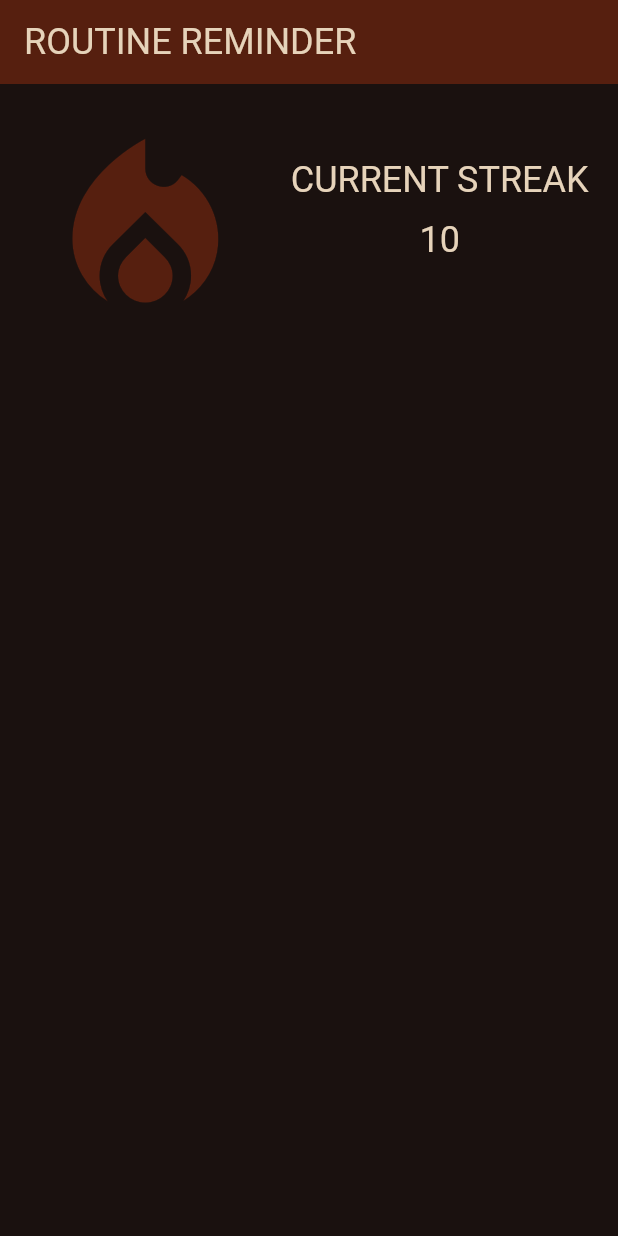
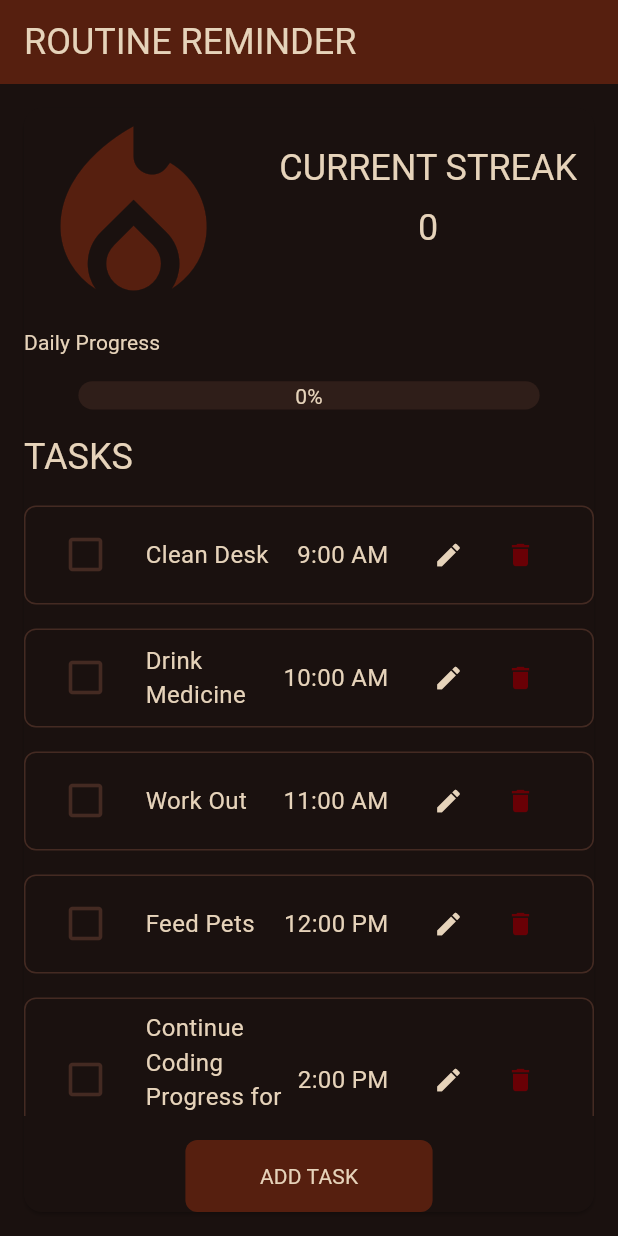
Before and after one commit to EjMndoza0330/Routine-Reminder, a Flutter app: the screen it shows after launch, on a phone screen of 412 x 824 dp. Run offline on Flutter 3.47's test engine with Material 3 defaults, Android fonts, the phone set to English and light mode, and no system bars; our stand-ins replace device_preview, flutter_screenutil, google_fonts; Roboto replaces fonts that are missing (Abel).

Commit message:
-Moved dashboard code from main.dart to its own dart file - Dashboard IU skeleton done. - Primary button IU done (no function yet) - Progress Bar IU done (functional) -Tasklist done (filled with sample Task Items)

```diff
--- /dev/null
+++ b/lib/dashboard.dart
@@ -0,0 +1,195 @@
+import 'package:flutter_screenutil/flutter_screenutil.dart';
+import 'package:flutter/material.dart';
+import 'widgets/primary_button.dart';
+import 'widgets/progress_bar.dart';
+import 'apptheme.dart';
+import 'widgets/task.dart';
+
+class Dashboard extends StatefulWidget {
+  const Dashboard({super.key});
+
+  @override
+  State<Dashboard> createState() => _DashboardState();
+}
+
+class _DashboardState extends State<Dashboard> {
+  late double percentage = 0.0;
+  late int streak = 0;
+
+  List<Task> tasks = [
+    //--------------------------------------------------------------------------Sample Task Inputs
+    Task(name: 'Clean Desk', time: const TimeOfDay(hour: 9, minute: 0)),
+    Task(name: 'Drink Medicine', time: const TimeOfDay(hour: 10, minute: 0)),
+    Task(name: 'Work Out', time: const TimeOfDay(hour: 11, minute: 0)),
+    Task(name: 'Feed Pets', time: const TimeOfDay(hour: 12, minute: 0)),
+    Task(
+      name: 'Continue Coding Progress for Final Project',
+      time: const TimeOfDay(hour: 14, minute: 0),
+    ),
+    Task(name: 'Pass Acts', time: const TimeOfDay(hour: 23, minute: 59)),
+    Task(name: 'Turn off AC', time: const TimeOfDay(hour: 16, minute: 30)),
+  ]; //-------------------------------------------------------------------------Sample Task Inputs
+
+  @override
+  Widget build(BuildContext context) {
+    final theme = Theme.of(context);
+
+    return Scaffold(
+      appBar: AppBar(
+        backgroundColor: theme.colorScheme.primary,
+        title: Text(
+          'ROUTINE REMINDER',
+          style: theme.textTheme.headlineSmall?.copyWith(
+            color: theme.colorScheme.onPrimary,
+          ),
+        ),
+      ),
+      body: Card(
+        margin: const EdgeInsets.all(AppSpacing.edge),
+        child: Column(
+          mainAxisAlignment: MainAxisAlignment.start,
+          children: [
+            Row(
+              //----------------------------------------------------------------Icon + Streak Counter
+              crossAxisAlignment: CrossAxisAlignment.start,
+              children: [
+                Icon(
+                  Icons.local_fire_department,
+                  size: 155.r,
+                  color: theme.colorScheme.primary,
+                ),
+                const SizedBox(width: AppSpacing.standard),
+                Column(
+                  crossAxisAlignment: CrossAxisAlignment.center,
+                  children: [
+                    const SizedBox(height: AppSpacing.standard),
+                    Text(
+                      'CURRENT STREAK',
+                      style: theme.textTheme.headlineSmall?.copyWith(
+                        color: theme.colorScheme.onPrimary,
+                      ),
+                    ),
+                    const SizedBox(height: AppSpacing.base),
+                    Text(
+                      '$streak',
+                      style: theme.textTheme.headlineSmall?.copyWith(
+                        color: theme.colorScheme.onPrimary,
+                      ),
+                    ),
+                  ],
+                ), //-----------------------------------------------------------Icon + Streak Counter
+                const SizedBox(height: AppSpacing.base),
+              ],
+            ),
+            Column(
+              //---------------------------------------------------------------Progress Bar
+              mainAxisAlignment: MainAxisAlignment.center,
+              children: [
+                Align(
+                  alignment: Alignment.centerLeft,
+                  child: Text(
+                    'Daily Progress',
+                    style: theme.textTheme.labelLarge?.copyWith(
+                      color: theme.colorScheme.onPrimary,
+                    ),
+                  ),
+                ),
+                const SizedBox(height: AppSpacing.edge),
+                ProgressBar(progress: percentage, height: 20.h, width: 300.w),
+              ], //---------------------------------------------------------------Progress Bar
+            ),
+            const SizedBox(height: AppSpacing.edge),
+            Align(
+              alignment: Alignment.centerLeft,
+              child: Text(
+                'TASKS',
+                style: theme.textTheme.headlineSmall?.copyWith(
+                  color: theme.colorScheme.onPrimary,
+                ),
+              ),
+            ),
+            const SizedBox(height: AppSpacing.edge),
+            Expanded(
+              child: ListView.builder(
+                //------------------------------------------------Task List
+                shrinkWrap: true,
+                physics: const BouncingScrollPhysics(),
+                itemCount: tasks.length,
+                itemBuilder: (context, index) {
+                  final t = tasks[index];
+                  return Container(
+                    margin: EdgeInsets.only(bottom: AppSpacing.edge),
+                    decoration: BoxDecoration(
+                      border: Border.all(
+                        color: theme.colorScheme.secondary,
+                        width: 1.0,
+                      ),
+                      borderRadius: BorderRadius.circular(8),
+                    ),
+                    child: ListTile(
+                      leading: IconButton(
+                        onPressed: () {},
+                        style: IconButton.styleFrom(
+                          //backgroundColor: theme.colorScheme.onPrimary,
+                          foregroundColor: theme.colorScheme.secondary,
+                        ),
+                        icon: Icon(Icons.check_box_outline_blank),
+                        iconSize: 30,
+                      ),
+                      title: Row(
+                        mainAxisAlignment: MainAxisAlignment.spaceBetween,
+                        children: [
+                          Expanded(
+                            child: Text(
+                              t.name,
+                              style: theme.textTheme.bodyMedium?.copyWith(
+                                color: theme.colorScheme.onSurface,
+                              ),
+                            ),
+                          ),
+                          Text(
+                            t.time.format(context),
+                            style: theme.textTheme.bodyMedium?.copyWith(
+                              color: theme.colorScheme.onSurface,
+                            ),
+                          ),
+                          const SizedBox(width: AppSpacing.edge),
+                          IconButton(
+                            onPressed: () {},
+                            style: IconButton.styleFrom(
+                              foregroundColor: theme.colorScheme.onSurface,
+                            ),
+                            icon: Icon(Icons.edit),
+                            iconSize: 20,
+                          ),
+
+                          IconButton(
+                            onPressed: () {},
+                            style: IconButton.styleFrom(
+                              foregroundColor: theme.colorScheme.error,
+                            ),
+                            icon: Icon(Icons.delete),
+                            iconSize: 20,
+                          ),
+                        ],
+                      ),
+                    ),
+                  );
+                },
+              ), //----------------------------------------------------------------Task List
+            ),
+            const SizedBox(height: AppSpacing.edge),
+            Align(
+              //------------------------------------------------------------Primary Button
+              alignment: Alignment.center,
+              child: SizedBox(
+                width: MediaQuery.sizeOf(context).width * 0.40,
+                child: PrimaryButton(label: 'ADD TASK', onPressed: () {}),
+              ),
+            ), //----------------------------------------------------------------Primary Button
+          ], //-----------------------------------------------------------------Body column children
+        ),
+      ),
+    );
+  }
+}
--- a/lib/main.dart
+++ b/lib/main.dart
@@ -10,6 +10,7 @@
 import 'package:device_preview/device_preview.dart';
 import 'package:flutter_screenutil/flutter_screenutil.dart';
 import 'package:flutter/material.dart';
+import 'dashboard.dart';
 import 'apptheme.dart';
 
 void main() {
@@ -36,7 +37,10 @@
   @override
   Widget build(BuildContext context) {
     return ScreenUtilInit(
-      designSize: const Size(402, 876),
+      designSize: const Size(
+        402,
+        874,
+      ), //Frame Size of Figma Mockup using Iphone 17
       builder: (context, child) {
         return MaterialApp(
           title: 'Routine Reminder',
@@ -45,8 +49,6 @@
           // change the app. Keep them.
           locale: DevicePreview.locale(context),
           builder: DevicePreview.appBuilder,
-          // Your design system starts here. One seed color generates a full
-          // Material palette; swap in your own and every screen follows.
           theme: appTheme,
           home: const Dashboard(),
         );
@@ -54,56 +56,3 @@
     );
   }
 }
-
-/// The first screen. Replace it with yours.
-///
-/// It is a StatefulWidget because it remembers something that changes: the
-/// counter. A screen that never changes can be a StatelessWidget instead.
-class Dashboard extends StatefulWidget {
-  const Dashboard({super.key});
-
-  @override
-  State<Dashboard> createState() => _DashboardState();
-}
-
-class _DashboardState extends State<Dashboard> {
-  // State: a plain field. Changing it does nothing on its own; the screen only
-  // redraws when you change it inside setState.
-
-  @override
-  Widget build(BuildContext context) {
-    // Reading colors and text styles from the theme, instead of hardcoding
-    // them, is what keeps every screen looking like the same app.
-    final theme = Theme.of(context);
-
-    return Scaffold(
-      appBar: AppBar(
-        title: Text('ROUTINE REMINDER', style: theme.textTheme.headlineSmall),
-        backgroundColor: theme.colorScheme.primary,
-      ),
-      body: Container(
-        padding: const EdgeInsets.all(AppSpacing.standard),
-        child: Row(
-          crossAxisAlignment: CrossAxisAlignment.start,
-          children: [
-            Icon(
-              Icons.local_fire_department,
-              size: 155.r,
-              color: theme.colorScheme.primary,
-            ),
-            const SizedBox(width: AppSpacing.standard),
-            Column(
-              crossAxisAlignment: CrossAxisAlignment.center,
-              children: [
-                const SizedBox(height: AppSpacing.standard),
-                Text('CURRENT STREAK', style: theme.textTheme.headlineSmall),
-                const SizedBox(height: AppSpacing.base),
-                Text('10', style: theme.textTheme.headlineSmall),
-              ],
-            ),
-          ],
-        ),
-      ),
-    );
-  }
-}
--- /dev/null
+++ b/lib/widgets/primary_button.dart
@@ -0,0 +1,28 @@
+import 'package:flutter/material.dart';
+
+class PrimaryButton extends StatelessWidget {
+  final String label;
+  final VoidCallback? onPressed;
+
+  const PrimaryButton({super.key, required this.label, this.onPressed});
+
+  @override
+  Widget build(BuildContext context) {
+    final theme = Theme.of(context);
+    return FilledButton(
+      onPressed: onPressed,
+      style: FilledButton.styleFrom(
+        padding: const EdgeInsets.symmetric(horizontal: 24, vertical: 10),
+        backgroundColor: theme.colorScheme.primary,
+        foregroundColor: theme.colorScheme.primary,
+        shape: RoundedRectangleBorder(borderRadius: BorderRadius.circular(8)),
+      ),
+      child: Text(
+        label,
+        style: theme.textTheme.labelLarge?.copyWith(
+          color: theme.colorScheme.onPrimary,
+        ),
+      ),
+    );
+  }
+}
--- a/lib/widgets/progress_bar.dart
+++ b/lib/widgets/progress_bar.dart
@@ -1 +1,48 @@
 import 'package:flutter/material.dart';
+
+class ProgressBar extends StatelessWidget {
+  const ProgressBar({
+    super.key,
+    required this.progress,
+    required this.height,
+    required this.width,
+  });
+
+  final double progress;
+  final double height;
+  final double width;
+
+  @override
+  Widget build(BuildContext context) {
+    final theme = Theme.of(context);
+    return Container(
+      width: width,
+      height: height,
+      decoration: BoxDecoration(
+        color: theme.colorScheme.secondary.withValues(alpha: 0.5),
+        borderRadius: BorderRadius.circular(20),
+      ),
+      child: Stack(
+        children: [
+          Container(
+            width: width * progress,
+            height: height,
+            decoration: BoxDecoration(
+              color: theme.colorScheme.primary,
+              borderRadius: BorderRadius.circular(20),
+            ),
+          ),
+          Align(
+            alignment: Alignment.center,
+            child: Text(
+              '${(progress * 100).toInt()}%',
+              style: theme.textTheme.labelLarge?.copyWith(
+                color: theme.colorScheme.onPrimary,
+              ),
+            ),
+          ),
+        ],
+      ),
+    );
+  }
+}
--- /dev/null
+++ b/lib/widgets/task.dart
@@ -0,0 +1,9 @@
+import 'package:flutter/material.dart';
+
+class Task {
+  String name;
+  TimeOfDay time;
+  bool isCompleted;
+
+  Task({required this.name, required this.time, this.isCompleted = false});
+}
```
Also changed, not shown: pubspec.lock.
